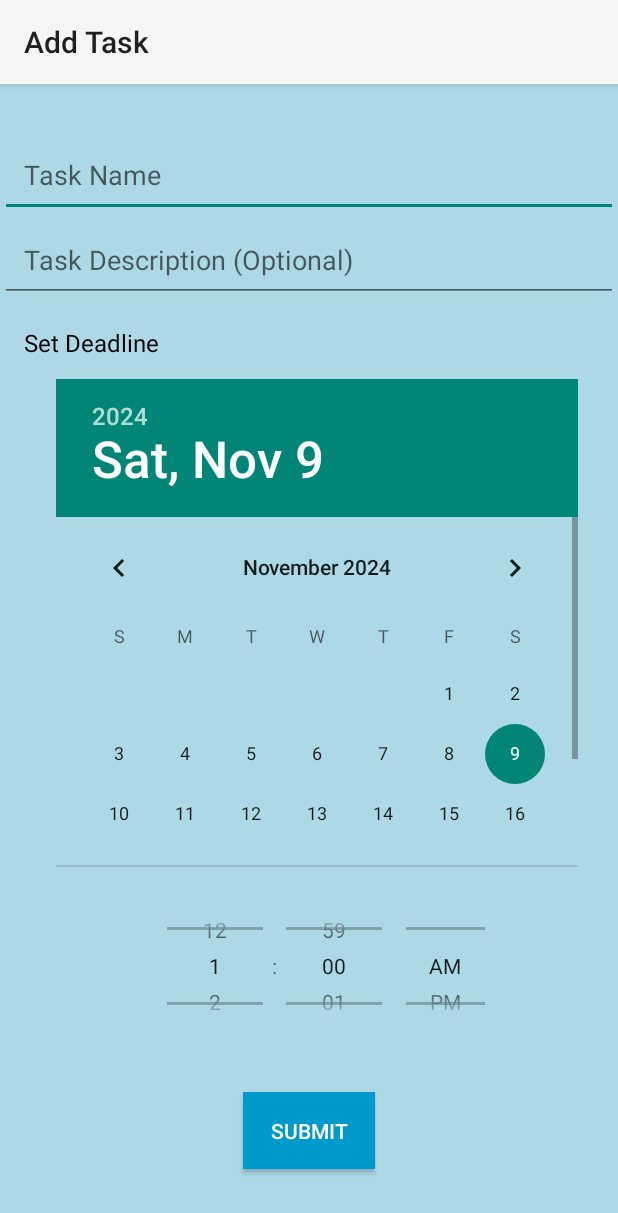
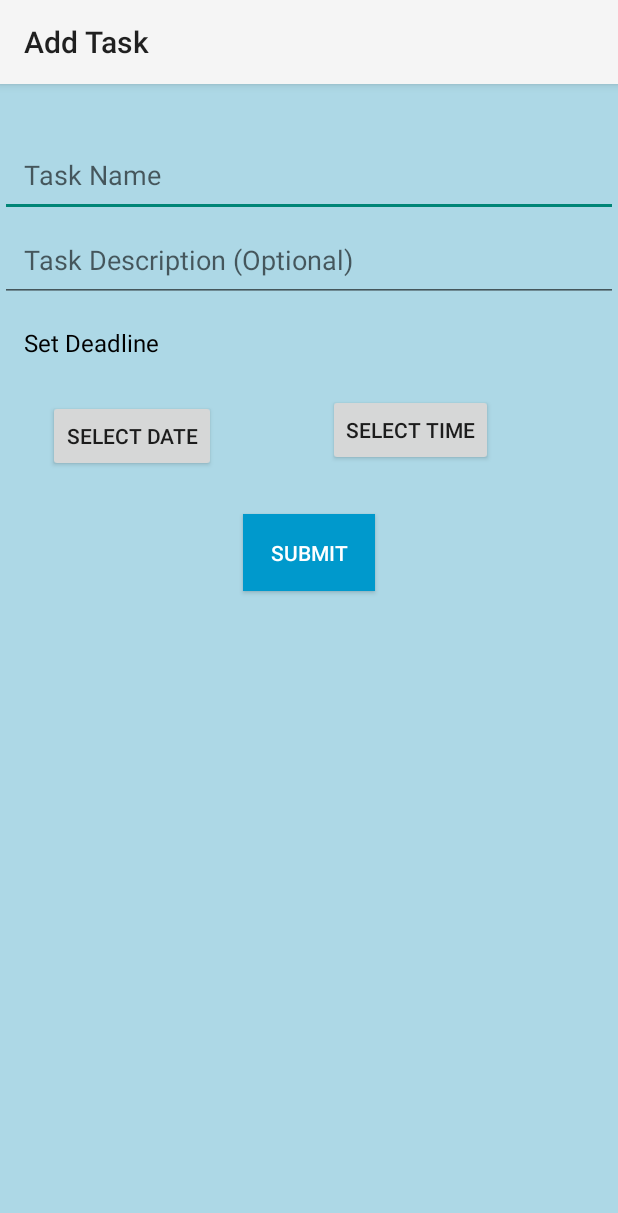
Before and after one commit to Iniyan2003R/TODo-Project, an Android app: the AddTaskActivity screen opened directly, with no data from a screen before it, on a phone screen of 412 x 824 dp. Shown: the top 1213 px of the screen. Run offline under Robolectric (Android 15) with nearby library versions, the phone set to English and light mode, and no system bars.

Commit message:
Updated the code
Signed-off-by: Iniyan2003R <iniyan987@gmail.com>

```diff
--- a/ToDoProject/app/src/main/res/layout/activity_add_task.xml
+++ b/ToDoProject/app/src/main/res/layout/activity_add_task.xml
@@ -1,4 +1,3 @@
-<?xml version="1.0" encoding="utf-8"?>
 <RelativeLayout xmlns:android="http://schemas.android.com/apk/res/android"
     android:layout_width="match_parent"
     android:layout_height="match_parent"
@@ -33,32 +32,35 @@
         android:paddingStart="16dp"
         android:textColor="#000000"/>
 
-    <DatePicker
-        android:id="@+id/datePicker"
+    <!-- Button to select Date -->
+
+    <!-- Button to select Time -->
+    <Button
+        android:id="@+id/selectDateButton"
         android:layout_width="wrap_content"
-        android:layout_height="325dp"
+        android:layout_height="wrap_content"
         android:layout_below="@id/deadlineLabel"
         android:layout_alignParentStart="true"
-        android:layout_marginStart="37dp"
-        android:layout_marginTop="13dp"
-        android:calendarViewShown="false" />
+        android:layout_marginStart="32dp"
+        android:layout_marginTop="27dp"
+        android:text="Select Date" />
 
-    <TimePicker
-        android:id="@+id/timePicker"
-        android:layout_width="244dp"
-        android:layout_height="104dp"
-        android:layout_below="@id/datePicker"
-        android:layout_alignParentStart="true"
-        android:layout_marginStart="95dp"
-        android:layout_marginTop="14dp"
-        android:timePickerMode="spinner" />
+    <Button
+        android:id="@+id/selectTimeButton"
+        android:layout_width="wrap_content"
+        android:layout_height="wrap_content"
+        android:layout_below="@id/selectDateButton"
+        android:layout_alignParentEnd="true"
+        android:layout_marginTop="-52dp"
+        android:layout_marginEnd="83dp"
+        android:text="Select Time" />
 
     <Button
         android:id="@+id/submitButton"
         android:layout_width="wrap_content"
         android:layout_height="wrap_content"
         android:text="Submit"
-        android:layout_below="@id/timePicker"
+        android:layout_below="@id/selectTimeButton"
         android:layout_centerHorizontal="true"
         android:layout_marginTop="32dp"
         android:padding="16dp"
--- a/ToDoProject/app/src/main/res/layout/task_item.xml
+++ b/ToDoProject/app/src/main/res/layout/task_item.xml
@@ -18,7 +18,7 @@
     <Button
         android:id="@+id/editButton"
         android:layout_width="wrap_content"
-        android:layout_height="71dp"
+        android:layout_height="wrap_content"
         android:background="#00008B"
         android:text="Edit"
         android:textColor="#FFFFFF"
@@ -27,7 +27,7 @@
     <Button
         android:id="@+id/deleteButton"
         android:layout_width="wrap_content"
-        android:layout_height="71dp"
+        android:layout_height="wrap_content"
         android:layout_marginLeft="4dp"
         android:background="#00008B"
         android:text="Delete"
@@ -37,7 +37,7 @@
     <Button
         android:id="@+id/completeButton"
         android:layout_width="wrap_content"
-        android:layout_height="match_parent"
+        android:layout_height="wrap_content"
 
         android:layout_marginLeft="4dp"
         android:background="#00008B"
```
Also changed, not shown: ToDoProject/app/src/main/java/com/example/todoproject/AddTaskActivity.java (+62 -12 lines).
